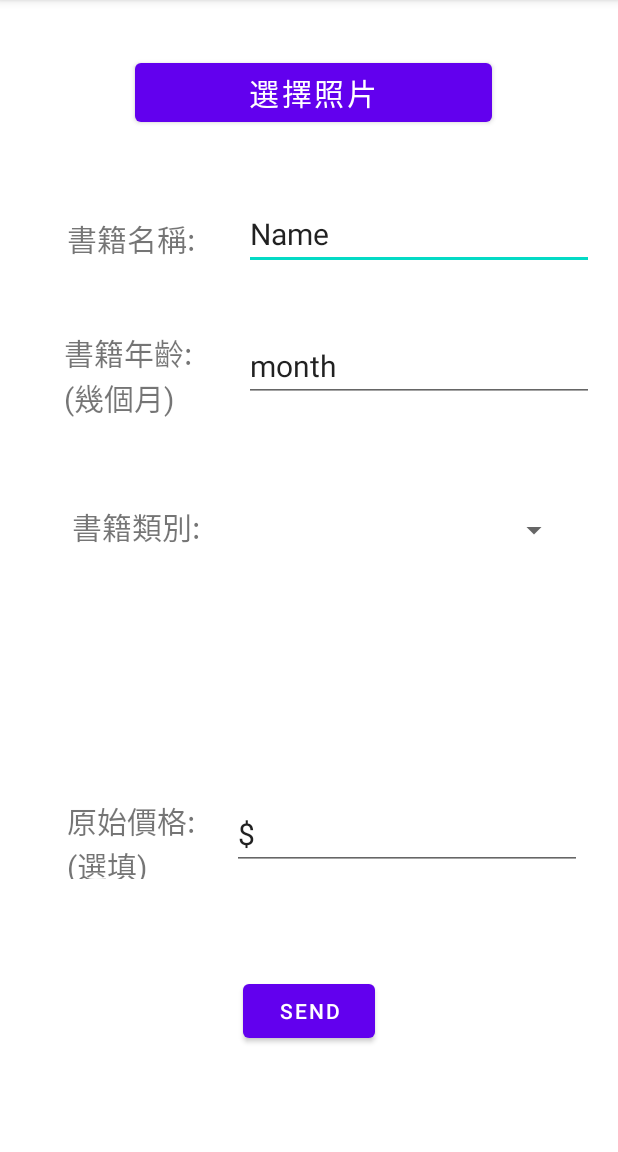
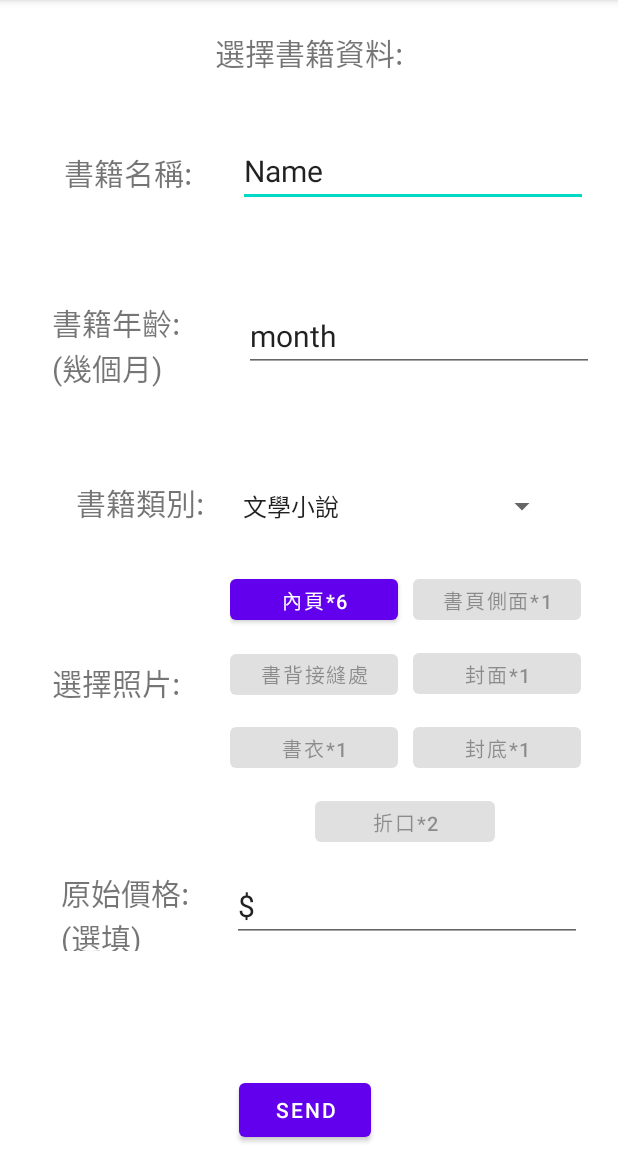
Before and after one commit to liang-yu-ming/Second-Hand-Prediction-App, an Android app: the Data screen opened directly, with no data from a screen before it, on a phone screen of 412 x 824 dp, the part 84-1236 px from its top. Run offline under Robolectric (Android 15) with nearby library versions, the phone set to English and light mode, and no system bars.

Commit message:
選擇圖片完成

```diff
--- a/app/src/main/AndroidManifest.xml
+++ b/app/src/main/AndroidManifest.xml
@@ -4,6 +4,9 @@
 
     <uses-permission android:name="android.permission.ACCESS_WIFI_STATE" />
     <uses-permission android:name="android.permission.INTERNET" />
+    <uses-permission android:name="android.permission.READ_EXTERNAL_STORAGE" />
+    <uses-permission android:name="android.permission.WRITE_EXTERNAL_STORAGE" />
+    <uses-permission android:name="android.permission.MANAGE_EXTERNAL_STORAGE" />
 
     <application
         android:allowBackup="true"
@@ -11,7 +14,8 @@
         android:label="@string/app_name"
         android:roundIcon="@mipmap/ic_launcher_round"
         android:supportsRtl="true"
-        android:theme="@style/Theme.MyApplication">
+        android:theme="@style/Theme.MyApplication"
+        android:requestLegacyExternalStorage="true">
         <activity
             android:name=".TCPClient_Waiting"
             android:exported="false" />
--- a/app/src/main/res/layout/activity_data.xml
+++ b/app/src/main/res/layout/activity_data.xml
@@ -6,34 +6,34 @@
     android:layout_height="match_parent"
     tools:context=".Data">
 
-    <Button
-        android:id="@+id/button2"
-        android:layout_width="238dp"
-        android:layout_height="51dp"
-        android:layout_marginTop="36dp"
-        android:layout_marginEnd="84dp"
+    <TextView
+        android:id="@+id/data_title"
+        android:layout_width="wrap_content"
+        android:layout_height="wrap_content"
+        android:layout_marginTop="20dp"
+        android:text="選擇書籍資料:"
         android:textSize="20dp"
-        android:text="選擇照片"
         app:layout_constraintEnd_toEndOf="parent"
+        app:layout_constraintStart_toStartOf="parent"
         app:layout_constraintTop_toTopOf="parent" />
 
     <TextView
-        android:id="@+id/textView"
-        android:layout_width="95dp"
-        android:layout_height="36dp"
-        android:layout_marginTop="144dp"
-        android:layout_marginEnd="272dp"
+        android:id="@+id/TextBookName"
+        android:layout_width="wrap_content"
+        android:layout_height="wrap_content"
+        android:layout_marginTop="100dp"
+        android:layout_marginEnd="284dp"
         android:text="書籍名稱:"
         android:textSize="20dp"
         app:layout_constraintEnd_toEndOf="parent"
         app:layout_constraintTop_toTopOf="parent" />
 
     <EditText
-        android:id="@+id/editTextTextPersonName"
+        android:id="@+id/EditTextBookName"
         android:layout_width="wrap_content"
         android:layout_height="wrap_content"
-        android:layout_marginTop="132dp"
-        android:layout_marginEnd="16dp"
+        android:layout_marginTop="90dp"
+        android:layout_marginEnd="20dp"
         android:ems="10"
         android:inputType="textPersonName"
         android:text="Name"
@@ -42,21 +42,21 @@
         app:layout_constraintTop_toTopOf="parent" />
 
     <TextView
-        android:id="@+id/textView2"
+        android:id="@+id/TextBookMonth"
         android:layout_width="101dp"
         android:layout_height="63dp"
-        android:layout_marginTop="220dp"
-        android:layout_marginEnd="268dp"
+        android:layout_marginTop="200dp"
+        android:layout_marginEnd="276dp"
         android:text="書籍年齡:(幾個月)"
         android:textSize="20dp"
         app:layout_constraintEnd_toEndOf="parent"
         app:layout_constraintTop_toTopOf="parent" />
 
     <EditText
-        android:id="@+id/editTextTextPersonName2"
+        android:id="@+id/EditTextBookMonth"
         android:layout_width="wrap_content"
         android:layout_height="wrap_content"
-        android:layout_marginTop="220dp"
+        android:layout_marginTop="200dp"
         android:layout_marginEnd="16dp"
         android:ems="10"
         android:inputType="textPersonName"
@@ -66,41 +66,138 @@
         app:layout_constraintTop_toTopOf="parent" />
 
     <TextView
-        android:id="@+id/textView3"
-        android:layout_width="96dp"
-        android:layout_height="54dp"
-        android:layout_marginTop="336dp"
-        android:layout_marginEnd="268dp"
+        android:id="@+id/TextBookClass"
+        android:layout_width="wrap_content"
+        android:layout_height="wrap_content"
+        android:layout_marginTop="320dp"
+        android:layout_marginEnd="276dp"
         android:text="書籍類別:"
         android:textSize="20dp"
         app:layout_constraintEnd_toEndOf="parent"
         app:layout_constraintTop_toTopOf="parent" />
 
     <Spinner
-        android:id="@+id/spinner"
+        android:id="@+id/SpinnerBookClass"
         android:layout_width="218dp"
         android:layout_height="35dp"
-        android:layout_marginTop="336dp"
-        android:layout_marginEnd="32dp"
+        android:layout_marginTop="320dp"
+        android:layout_marginEnd="40dp"
+        android:entries="@array/spinner_of_data"
         app:layout_constraintEnd_toEndOf="parent"
         app:layout_constraintTop_toTopOf="parent" />
 
     <TextView
-        android:id="@+id/textView4"
+        android:id="@+id/TextBookPhoto"
+        android:layout_width="93dp"
+        android:layout_height="37dp"
+        android:layout_marginTop="440dp"
+        android:layout_marginEnd="284dp"
+        android:text="選擇照片:"
+        android:textSize="20dp"
+        app:layout_constraintEnd_toEndOf="parent"
+        app:layout_constraintTop_toTopOf="parent" />
+
+    <LinearLayout
+        android:layout_width="wrap_content"
+        android:layout_height="wrap_content"
+        android:layout_marginTop="380dp"
+        android:orientation="vertical"
+        app:layout_constraintEnd_toEndOf="parent"
+        app:layout_constraintStart_toEndOf="@+id/TextBookPhoto"
+        app:layout_constraintTop_toTopOf="parent">
+
+        <LinearLayout
+            android:layout_width="wrap_content"
+            android:layout_height="wrap_content"
+            android:orientation="horizontal">
+
+            <Button
+                android:id="@+id/ButtonPageClass1"
+                android:layout_width="112dp"
+                android:layout_height="39dp"
+                android:text="內頁*6"
+                android:textSize="13dp" />
+
+            <Button
+                android:id="@+id/ButtonPageClass2"
+                android:layout_width="112dp"
+                android:layout_height="39dp"
+                android:layout_marginLeft="10dp"
+                android:text="書頁側面*1"
+                android:textSize="13dp" />
+        </LinearLayout>
+
+        <LinearLayout
+            android:layout_width="wrap_content"
+            android:layout_height="wrap_content"
+            android:layout_marginTop="10dp"
+            android:orientation="horizontal">
+
+            <Button
+                android:id="@+id/ButtonPageClass3"
+                android:layout_width="112dp"
+                android:layout_height="39dp"
+                android:text="書背接縫處*2"
+                android:textSize="13dp" />
+
+            <Button
+                android:id="@+id/ButtonPageClass4"
+                android:layout_width="112dp"
+                android:layout_height="39dp"
+                android:layout_marginLeft="10dp"
+                android:text="封面*1"
+                android:textSize="13dp" />
+        </LinearLayout>
+
+        <LinearLayout
+            android:layout_width="wrap_content"
+            android:layout_height="wrap_content"
+            android:layout_marginTop="10dp"
+            android:orientation="horizontal">
+
+            <Button
+                android:id="@+id/ButtonPageClass5"
+                android:layout_width="112dp"
+                android:layout_height="39dp"
+                android:text="書衣*1"
+                android:textSize="13dp" />
+
+            <Button
+                android:id="@+id/ButtonPageClass6"
+                android:layout_width="112dp"
+                android:layout_height="39dp"
+                android:layout_marginLeft="10dp"
+                android:text="封底*1"
+                android:textSize="13dp" />
+        </LinearLayout>
+
+        <Button
+            android:id="@+id/ButtonPageClass7"
+            android:layout_width="120dp"
+            android:layout_height="39dp"
+            android:layout_marginTop="10dp"
+            android:layout_gravity="center"
+            android:text="折口*2"
+            android:textSize="13dp" />
+
+    </LinearLayout>
+
+    <TextView
+        android:id="@+id/TextBookPrice"
         android:layout_width="107dp"
         android:layout_height="54dp"
-        android:layout_marginTop="532dp"
-        android:layout_marginEnd="260dp"
+        android:layout_marginTop="580dp"
+        android:layout_marginEnd="264dp"
         android:text="原始價格:(選填)"
         android:textSize="20dp"
         app:layout_constraintEnd_toEndOf="parent"
         app:layout_constraintTop_toTopOf="parent" />
 
     <EditText
-        android:id="@+id/editTextTextPersonName3"
+        android:id="@+id/EditTextBookPrize"
         android:layout_width="wrap_content"
         android:layout_height="wrap_content"
-        android:layout_marginTop="532dp"
+        android:layout_marginTop="580dp"
         android:layout_marginEnd="24dp"
         android:ems="10"
         android:inputType="textPersonName"
@@ -110,13 +207,14 @@
         app:layout_constraintTop_toTopOf="parent" />
 
     <Button
-        android:id="@+id/button3"
+        android:id="@+id/ButtonSend"
         android:layout_width="wrap_content"
         android:layout_height="wrap_content"
+        android:layout_marginBottom="4dp"
         android:text="send"
         app:layout_constraintBottom_toBottomOf="parent"
         app:layout_constraintEnd_toEndOf="parent"
-        app:layout_constraintStart_toStartOf="parent"
-        app:layout_constraintTop_toBottomOf="@+id/editTextTextPersonName3" />
+        app:layout_constraintHorizontal_bias="0.492"
+        app:layout_constraintStart_toStartOf="parent" />
 
 </androidx.constraintlayout.widget.ConstraintLayout>
--- a/app/src/main/res/layout/activity_tcpclient_waiting.xml
+++ b/app/src/main/res/layout/activity_tcpclient_waiting.xml
@@ -11,6 +11,7 @@
         android:layout_width="wrap_content"
         android:layout_height="wrap_content"
         android:text="Waiting"
+        android:textSize="45dp"
         app:layout_constraintBottom_toBottomOf="parent"
         app:layout_constraintEnd_toEndOf="parent"
         app:layout_constraintStart_toStartOf="parent"
```
Also changed, not shown: app/src/main/java/com/example/myapplication/Data.java (+348 -26 lines), app/src/main/java/com/example/myapplication/TCPClient.java (deleted, +0 -82 lines), app/src/main/java/com/example/myapplication/TCPClient_Waiting.java (+25 -3 lines), app/src/main/res/layout/activity_result_second.xml (+8 -0 lines).
